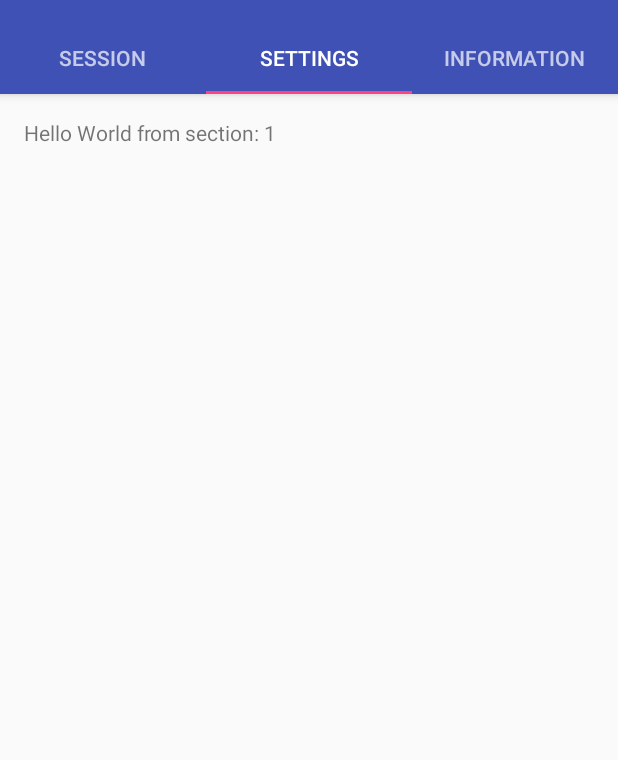
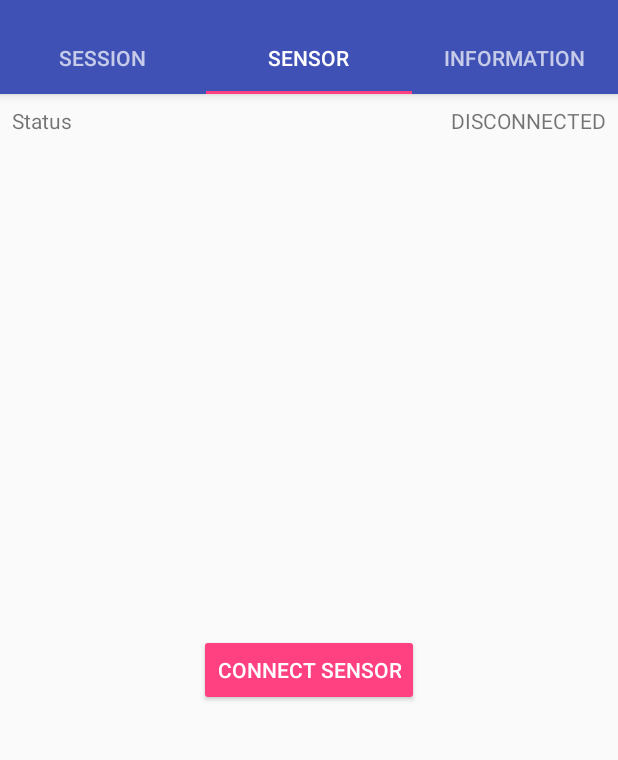
Before and after one commit to SebastianKapunkt/Workyfie, an Android app: the screen it shows after launch (MainActivity), tab 2 chosen, on a phone screen of 412 x 824 dp, the part 74-834 px from its top. Run offline under Robolectric (Android 15) with nearby library versions, the phone set to English and light mode, and no system bars.

Commit message:
adds sensor fragment

```diff
--- a/Workyfie/app/src/main/java/workyfie/github/de/workyfie/presentation/page/mainpage/MainPagerAdapter.java
+++ b/Workyfie/app/src/main/java/workyfie/github/de/workyfie/presentation/page/mainpage/MainPagerAdapter.java
@@ -8,6 +8,7 @@ import android.support.v4.app.FragmentPagerAdapter;
 
 import workyfie.github.de.workyfie.R;
 import workyfie.github.de.workyfie.presentation.page.learnsession.LearnSessionFragment;
+import workyfie.github.de.workyfie.presentation.page.sensor.SensorFragment;
 
 public class MainPagerAdapter extends FragmentPagerAdapter {
 
@@ -24,7 +25,7 @@ public class MainPagerAdapter extends FragmentPagerAdapter {
             case 0:
                 return LearnSessionFragment.newInstance();
             case 1:
-                return MainActivity.PlaceholderFragment.newInstance(position);
+                return SensorFragment.newInstance();
             case 2:
                 return MainActivity.PlaceholderFragment.newInstance(position);
             default:
@@ -38,7 +39,7 @@ public class MainPagerAdapter extends FragmentPagerAdapter {
             case 0:
                 return context.getString(R.string.session);
             case 1:
-                return "settings";
+                return context.getString(R.string.sensor);
             case 2:
                 return "information";
             default:
--- /dev/null
+++ b/Workyfie/app/src/main/java/workyfie/github/de/workyfie/presentation/page/sensor/SensorFragment.java
@@ -0,0 +1,163 @@
+package workyfie.github.de.workyfie.presentation.page.sensor;
+
+import android.app.AlertDialog;
+import android.content.BroadcastReceiver;
+import android.content.Context;
+import android.content.DialogInterface;
+import android.content.Intent;
+import android.os.Bundle;
+import android.support.annotation.Nullable;
+import android.util.Log;
+import android.view.LayoutInflater;
+import android.view.View;
+import android.view.ViewGroup;
+import android.widget.Button;
+import android.content.IntentFilter;
+import android.os.*;
+import android.widget.TextView;
+
+import info.plux.pluxapi.bitalino.*;
+import static info.plux.pluxapi.Constants.*;
+
+import info.plux.pluxapi.bitalino.bth.OnBITalinoDataAvailable;
+import workyfie.github.de.workyfie.R;
+
+/**
+ * Created by insanemac on 10.12.16.
+ */
+
+public class SensorFragment extends android.support.v4.app.Fragment implements SensorView{
+    public static final String TAG = SensorFragment.class.getSimpleName();
+
+    private SensorPresenter presenter;
+    private AlertDialog alert;
+    private TextView statusSensor;
+    private TextView resultSensor;
+    private Button connectSenor;
+    private Button toogleRecord;
+
+    private States currentState = States.DISCONNECTED;
+
+    public static SensorFragment newInstance() {
+        Bundle args = new Bundle();
+
+        SensorFragment fragment = new SensorFragment();
+        fragment.setArguments(args);
+        return fragment;
+    }
+
+    @Override
+    public void onCreate(@Nullable Bundle savedInstanceState) {
+        super.onCreate(savedInstanceState);
+
+        presenter = new SensorPresenter();
+    }
+
+    @Nullable
+    @Override
+    public View onCreateView(LayoutInflater inflater, @Nullable ViewGroup container, @Nullable Bundle savedInstanceState) {
+        View rootView = inflater.inflate(R.layout.sensor_fragment, container, false);
+
+        initView(rootView);
+
+        setUiElements();
+
+        setListener();
+
+        return rootView;
+    }
+
+    private void initView(View rootView){
+        connectSenor = (Button) rootView.findViewById(R.id.connect_sensor);
+        toogleRecord = (Button) rootView.findViewById(R.id.toogle_record);
+        statusSensor = (TextView) rootView.findViewById(R.id.status_sensor);
+        resultSensor = (TextView) rootView.findViewById(R.id.sensor_results);
+    }
+
+    private void setUiElements(){
+        connectSenor.setVisibility(View.VISIBLE);
+        toogleRecord.setVisibility(View.INVISIBLE);
+
+        statusSensor.setText(currentState.name());
+        resultSensor.setVisibility(View.INVISIBLE);
+    }
+
+    private void setListener(){
+        connectSenor.setOnClickListener(new View.OnClickListener() {
+            @Override
+            public void onClick(View view) {
+                presenter.connect_sensor();
+            }
+        });
+        toogleRecord.setOnClickListener(new View.OnClickListener() {
+            @Override
+            public void onClick(View view) {
+                presenter.toogleRecord();
+            }
+        });
+    }
+    @Override
+    public void onStart() {
+        super.onStart();
+        presenter.attach(this);
+        Log.i(TAG, "attach");
+    }
+
+    @Override
+    public void onStop() {
+        Log.i(TAG, "detach");
+        presenter.detach();
+        super.onStop();
+    }
+
+    @Override
+    public Context getBaseContext() {
+        return this.getActivity().getBaseContext();
+    }
+
+    @Override
+    public void connected() {
+        connectSenor.setVisibility(View.INVISIBLE);
+        toogleRecord.setVisibility(View.VISIBLE);
+        resultSensor.setVisibility(View.VISIBLE);
+
+    }
+
+    @Override
+    public void err(String msg) {
+        alert = new AlertDialog.Builder(getContext())
+                .setTitle("Error")
+                .setMessage(msg)
+                .setNeutralButton("Ok", new DialogInterface.OnClickListener() {
+                    @Override
+                    public void onClick(DialogInterface dialogInterface, int i) {
+                        alert.dismiss();
+                    }
+                })
+                .create();
+        alert.show();
+    }
+
+    @Override
+    public void showIsRecording() {
+        toogleRecord.setText(R.string.stop_record);
+
+    }
+
+    @Override
+    public void showNoRecording() {
+        toogleRecord.setText(R.string.start_record);
+    }
+
+    @Override
+    public void setStatusSensor(States state) {
+        Log.i(TAG, "BITalinoSensor: "  + state.name());
+        statusSensor.setText("BITalinoSensor: "  + state.name());
+    }
+
+    @Override
+    public void appendSensorData(String data) {
+        Log.d(TAG, "BITalinoFrame: " + data);
+        resultSensor.setText("BITalinoFrame: " + data + "\n");
+    }
+}
--- /dev/null
+++ b/Workyfie/app/src/main/java/workyfie/github/de/workyfie/presentation/page/sensor/SensorView.java
@@ -0,0 +1,30 @@
+package workyfie.github.de.workyfie.presentation.page.sensor;
+
+import android.app.Activity;
+import android.content.Context;
+
+import info.plux.pluxapi.Constants;
+import workyfie.github.de.workyfie.presentation.mvp.PresenterView;
+
+/**
+ * Created by insanemac on 10.12.16.
+ */
+
+public interface SensorView extends PresenterView {
+
+    Context getBaseContext();
+
+    Activity getActivity();
+
+    void connected();
+
+    void err(String msg);
+
+    void showIsRecording();
+
+    void showNoRecording();
+
+    void setStatusSensor (Constants.States state);
+
+    void appendSensorData(String data);
+}
--- /dev/null
+++ b/Workyfie/app/src/main/res/layout/sensor_fragment.xml
@@ -0,0 +1,70 @@
+<?xml version="1.0" encoding="utf-8"?>
+<RelativeLayout xmlns:android="http://schemas.android.com/apk/res/android"
+    xmlns:app="http://schemas.android.com/apk/res-auto"
+    android:layout_width="match_parent"
+    android:layout_height="match_parent"
+    android:animateLayoutChanges="true"
+    android:orientation="vertical">
+
+    <Button
+        android:id="@+id/connect_sensor"
+        style="@style/Widget.AppCompat.Button.Colored"
+        android:layout_width="wrap_content"
+        android:layout_height="wrap_content"
+        android:layout_gravity="center"
+        android:text="@string/connect_sensor"
+        android:layout_centerVertical="true"
+        android:layout_centerHorizontal="true" />
+
+    <TableLayout
+        android:id="@+id/information_table"
+        android:layout_width="match_parent"
+        android:layout_height="wrap_content"
+        android:padding="8dp"
+        android:stretchColumns="1,1"
+        android:layout_alignParentTop="true"
+        android:layout_alignParentStart="true">
+
+        <TableRow
+            android:layout_width="match_parent"
+            android:layout_height="match_parent">
+
+            <TextView
+                android:id="@+id/textViewStatusSensor"
+                android:layout_width="wrap_content"
+                android:layout_height="wrap_content"
+                android:layout_column="1"
+                android:text="@string/current_status" />
+
+            <TextView
+                android:id="@+id/status_sensor"
+                android:layout_width="wrap_content"
+                android:layout_height="wrap_content"
+                android:layout_column="2" />
+
+        </TableRow>
+
+
+    </TableLayout>
+
+    <TextView
+        android:text="TextView"
+        android:layout_width="wrap_content"
+        android:layout_height="wrap_content"
+        android:id="@+id/sensor_results"
+        android:layout_below="@+id/information_table"
+        android:layout_alignParentStart="true"
+        android:layout_alignParentEnd="true" />
+
+    <Button
+        android:id="@+id/toogle_record"
+        style="@style/Widget.AppCompat.Button.Colored"
+        android:layout_width="wrap_content"
+        android:layout_height="wrap_content"
+        android:layout_gravity="center"
+        android:text="@string/start_record"
+        android:layout_below="@+id/connect_sensor"
+        android:layout_centerHorizontal="true"
+        android:layout_marginTop="51dp" />
+
+</RelativeLayout>
--- a/Workyfie/app/src/main/res/values/strings.xml
+++ b/Workyfie/app/src/main/res/values/strings.xml
@@ -8,4 +8,9 @@
     <string name="current_status">Status</string>
     <string name="current_session_duration">duration of current session</string>
     <string name="time_since_last_break">time since last break</string>
+    <string name="connect_sensor">Connect Sensor</string>
+    <string name="sensor">Sensor</string>
+    <string name="start_record">Start record</string>
+    <string name="stop_record">Stop recording</string>
+    <string name="errSensorConntect">Fehler beim Verbinden mit dem Sensor</string>
 </resources>
```
Also changed, not shown: Workyfie/app/src/main/java/workyfie/github/de/workyfie/data/presentation/session/SensorItem.java (added, +8 -0 lines), Workyfie/app/src/main/java/workyfie/github/de/workyfie/presentation/page/sensor/SensorPresenter.java (added, +171 -0 lines).
